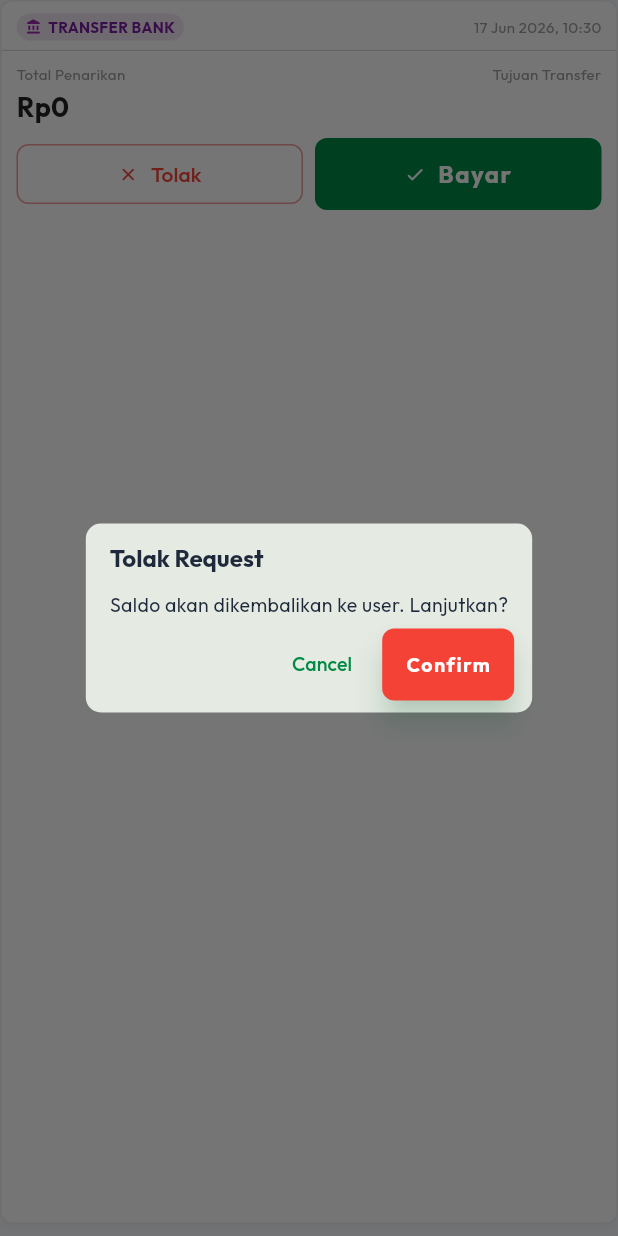
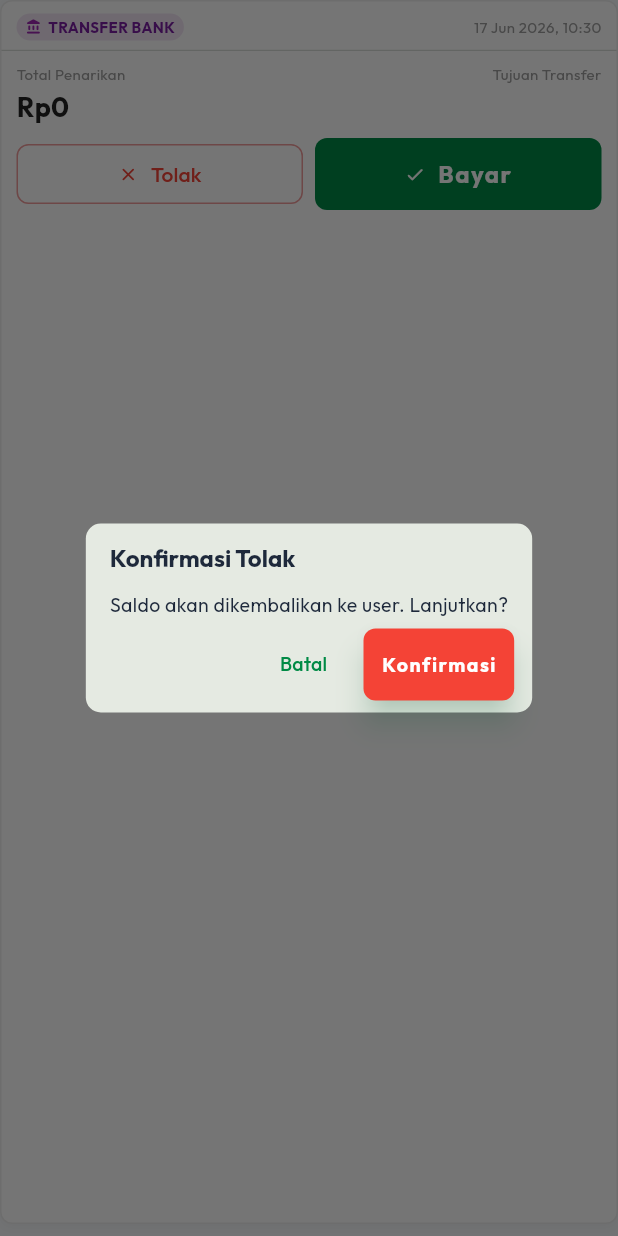
Before and after one commit to rasyiqi-code/Marketing_Penerbit_Jagaddhita, a Flutter app: the AdminClaimCard widget shown alone on an empty page, opened directly with empty values, after a tap on "Tolak", on a phone screen of 412 x 824 dp. Run offline on Flutter 3.47's test engine with Material 3 defaults, Android fonts, the phone set to English and light mode, and no system bars; our stand-ins replace cloud_firestore, file_picker, firebase_auth, firebase_core, flutter_dotenv, flutter_local_notifications and 6 more; missing offline and left inert: dart:js_interop, dart:ui_web, excel, minio; accounts and stored records are empty.

Commit message:
docs & fix: selaraskan bahasa pada klaim admin, perbaiki unfocus edit kontak, dan perbarui status dokumen analisis

```diff
--- a/lib/src/features/admin/widgets/admin_claim_card.dart
+++ b/lib/src/features/admin/widgets/admin_claim_card.dart
@@ -349,13 +349,13 @@ class AdminClaimCard extends StatelessWidget {
         Clipboard.setData(ClipboardData(text: text));
         ScaffoldMessenger.of(context).showSnackBar(
           SnackBar(
-            content: Text('Copied: $text'),
+            content: Text('Berhasil disalin: $text'),
             duration: const Duration(seconds: 1),
             behavior: SnackBarBehavior.floating,
           ),
         );
       },
-      child: Tooltip(message: 'Tap to copy', child: content),
+      child: Tooltip(message: 'Ketuk untuk menyalin', child: content),
     );
   }
 
@@ -373,12 +373,12 @@ class AdminClaimCard extends StatelessWidget {
         contentPadding: const EdgeInsets.symmetric(horizontal: 16, vertical: 6),
         actionsPadding: const EdgeInsets.only(right: 12, bottom: 8),
         shape: RoundedRectangleBorder(borderRadius: BorderRadius.circular(10)),
-        title: Text('$action Request', style: const TextStyle(fontSize: 16, fontWeight: FontWeight.bold)),
+        title: Text('Konfirmasi $action', style: const TextStyle(fontSize: 16, fontWeight: FontWeight.bold)),
         content: Text(message, style: const TextStyle(fontSize: 13)),
         actions: [
           TextButton(
             onPressed: () => Navigator.pop(context),
-            child: const Text('Cancel', style: TextStyle(fontSize: 13)),
+            child: const Text('Batal', style: TextStyle(fontSize: 13)),
           ),
           ElevatedButton(
             onPressed: () async {
@@ -387,7 +387,7 @@ class AdminClaimCard extends StatelessWidget {
                 if (context.mounted) {
                   ScaffoldMessenger.of(context).showSnackBar(
                     SnackBar(
-                      content: Text('$action success'),
+                      content: Text('Permintaan $action berhasil diproses'),
                       backgroundColor: Colors.green,
                     ),
                   );
@@ -410,7 +410,7 @@ class AdminClaimCard extends StatelessWidget {
               padding: const EdgeInsets.symmetric(horizontal: 12, vertical: 8),
               shape: RoundedRectangleBorder(borderRadius: BorderRadius.circular(8)),
             ),
-            child: const Text('Confirm', style: TextStyle(color: Colors.white, fontSize: 13)),
+            child: const Text('Konfirmasi', style: TextStyle(color: Colors.white, fontSize: 13)),
           ),
         ],
       ),
--- a/lib/src/features/home/poster_generator_screen.dart
+++ b/lib/src/features/home/poster_generator_screen.dart
@@ -139,7 +139,10 @@ class _PosterGeneratorScreenState extends State<PosterGeneratorScreen> {
           'Edit Kontak',
           style: GoogleFonts.outfit(fontWeight: FontWeight.bold),
         ),
-        content: Column(
+        content: GestureDetector(
+          onTap: () => FocusScope.of(context).unfocus(),
+          behavior: HitTestBehavior.translucent,
+          child: Column(
             mainAxisSize: MainAxisSize.min,
             children: [
               TextField(
@@ -154,6 +157,7 @@ class _PosterGeneratorScreenState extends State<PosterGeneratorScreen> {
                 keyboardType: TextInputType.phone,
               ),
             ],
+          ),
         ),
         actions: [
           TextButton(
```
Also changed, not shown: 2 other files. Lines whose indentation alone changed are shown as unchanged.
